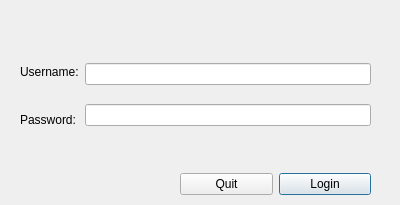
This is Dustin/IntelligentCameraSystem/logindialog.ui in mocalab/ScalableVideo as Qt 5 draws it before an edit. The edited form follows.
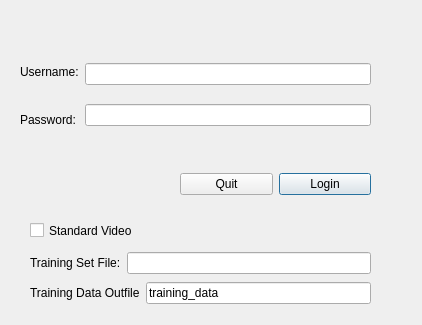
This is the edited form.

Diff of the .ui file:
```diff
--- a/Dustin/IntelligentCameraSystem/logindialog.ui
+++ b/Dustin/IntelligentCameraSystem/logindialog.ui
@@ -6,8 +6,8 @@
    <rect>
     <x>0</x>
     <y>0</y>
-    <width>400</width>
-    <height>205</height>
+    <width>422</width>
+    <height>325</height>
    </rect>
   </property>
   <property name="windowTitle">
@@ -89,6 +89,69 @@
     </item>
    </layout>
   </widget>
+  <widget class="QCheckBox" name="cbStandardVideo">
+   <property name="geometry">
+    <rect>
+     <x>30</x>
+     <y>220</y>
+     <width>121</width>
+     <height>21</height>
+    </rect>
+   </property>
+   <property name="text">
+    <string>Standard Video</string>
+   </property>
+  </widget>
+  <widget class="QWidget" name="">
+   <property name="geometry">
+    <rect>
+     <x>30</x>
+     <y>250</y>
+     <width>341</width>
+     <height>58</height>
+    </rect>
+   </property>
+   <layout class="QVBoxLayout" name="verticalLayout_3">
+    <item>
+     <layout class="QHBoxLayout" name="horizontalLayout_3">
+      <item>
+       <widget class="QLabel" name="lblTrainingSet">
+        <property name="text">
+         <string>Training Set File:</string>
+        </property>
+       </widget>
+      </item>
+      <item>
+       <widget class="QLineEdit" name="leTrainingSetFile"/>
+      </item>
+     </layout>
+    </item>
+    <item>
+     <layout class="QHBoxLayout" name="horizontalLayout_4">
+      <item>
+       <widget class="QLabel" name="lblTrainingOutput">
+        <property name="text">
+         <string>Training Data Outfile</string>
+        </property>
+       </widget>
+      </item>
+      <item>
+       <widget class="QLineEdit" name="leTrainingOutfile">
+        <property name="text">
+         <string>training_data</string>
+        </property>
+       </widget>
+      </item>
+     </layout>
+    </item>
+   </layout>
+  </widget>
+  <zorder>layoutWidget</zorder>
+  <zorder>layoutWidget</zorder>
+  <zorder>cbStandardVideo</zorder>
+  <zorder>layoutWidget</zorder>
+  <zorder>layoutWidget_2</zorder>
+  <zorder>leTrainingOutfile</zorder>
  </widget>
  <resources/>
  <connections/>
```
